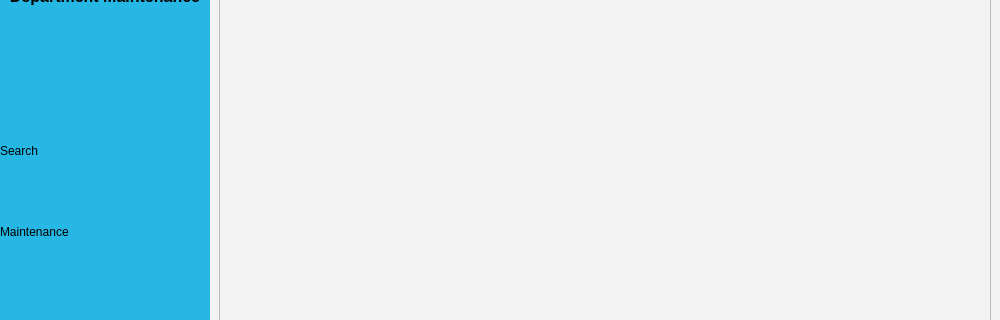
elroydsouza/HR-ManagementSystem, file EMS-App/departmentScreen.ui: the form before one commit; both pictures show x 0 to 1000 and y 144 to 464 of the 1000 by 550 pixel window.
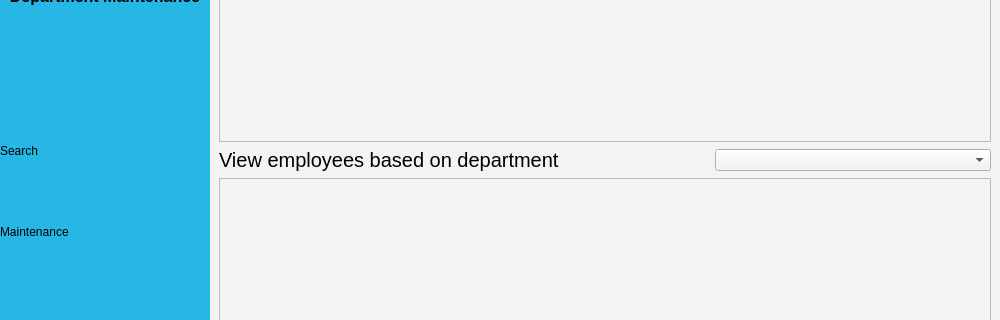
The form after the commit. The open tabs and pages were chosen to show the change. Icons and pictures are not drawn.

Commit message: Removed fields in database and adapted code for new primary keys. Implemented ability to view employees by department. Implemented solution to employees with a department that is deleted so that it does not break any code.

```diff
--- a/EMS-App/departmentScreen.ui
+++ b/EMS-App/departmentScreen.ui
@@ -382,6 +382,62 @@
          </property>
         </widget>
        </item>
+       <item>
+        <layout class="QHBoxLayout" name="horizontalLayout_9">
+         <item>
+          <widget class="QLabel" name="label_5">
+           <property name="font">
+            <font>
+             <pointsize>15</pointsize>
+            </font>
+           </property>
+           <property name="text">
+            <string>View employees based on department</string>
+           </property>
+          </widget>
+         </item>
+         <item>
+          <spacer name="horizontalSpacer_12">
+           <property name="orientation">
+            <enum>Qt::Horizontal</enum>
+           </property>
+           <property name="sizeType">
+            <enum>QSizePolicy::Fixed</enum>
+           </property>
+           <property name="sizeHint" stdset="0">
+            <size>
+             <width>150</width>
+             <height>20</height>
+            </size>
+           </property>
+          </spacer>
+         </item>
+         <item>
+          <widget class="QComboBox" name="cb_departments"/>
+         </item>
+        </layout>
+       </item>
+       <item>
+        <widget class="QTableView" name="tbl_employees">
+         <property name="styleSheet">
+          <string notr="true">QHeaderView::section { background-color:black; color:white ; font-weight: bold}
+QTableCornerButton::section { background-color:black }
+verticalHeader::section{ background-color:rgb(190,1,1) }</string>
+         </property>
+         <property name="alternatingRowColors">
+          <bool>true</bool>
+         </property>
+         <property name="selectionBehavior">
+          <enum>QAbstractItemView::SelectRows</enum>
+         </property>
+         <property name="showGrid">
+          <bool>false</bool>
+         </property>
+         <property name="cornerButtonEnabled">
+          <bool>false</bool>
+         </property>
+        </widget>
+       </item>
       </layout>
      </widget>
      <widget class="QWidget" name="page_2">
```
Left out of the diff: 4 changed lines with no effect on the pictures. The commit also changes 30 other files.
